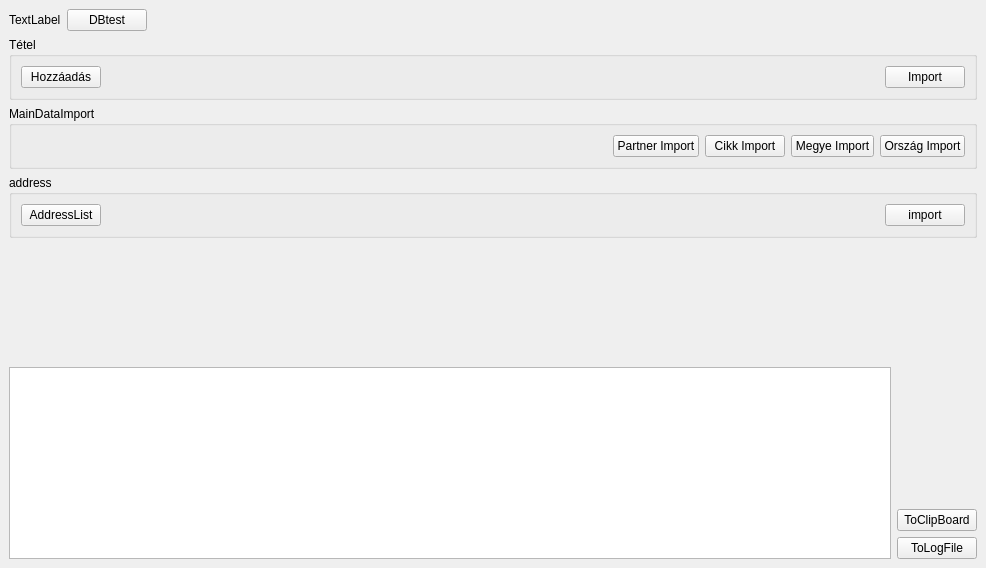
Old version of the form mvp/views/mainwindow.ui in the repository horvathzoltan/biovitality.
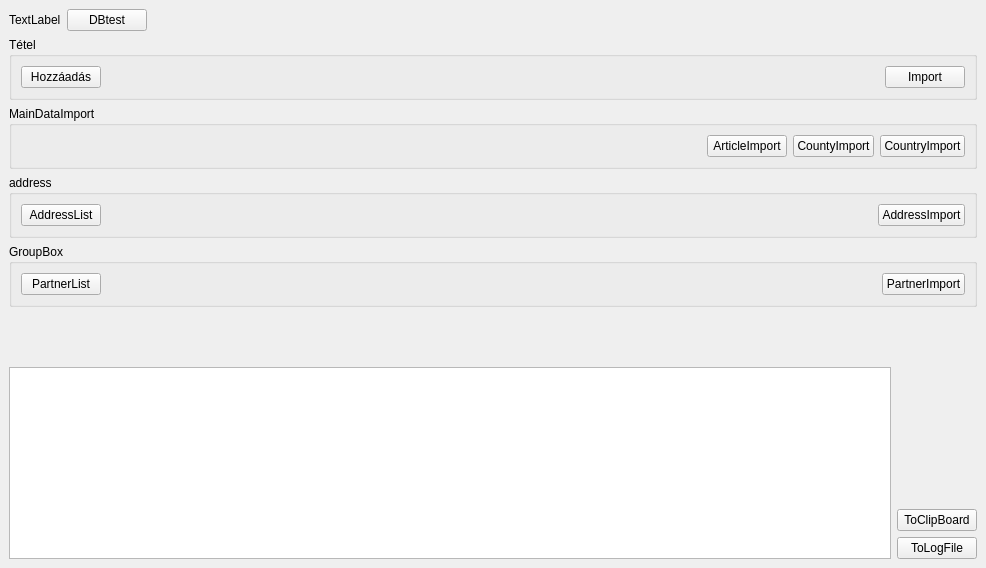
New version of the form.

Diff of the .ui file:
```diff
--- a/mvp/views/mainwindow.ui
+++ b/mvp/views/mainwindow.ui
@@ -101,31 +101,24 @@
          </property>
         </spacer>
        </item>
-       <item>
-        <widget class="QPushButton" name="pushButton_PartnerImport">
-         <property name="text">
-          <string>Partner Import</string>
-         </property>
-        </widget>
-       </item>
        <item>
         <widget class="QPushButton" name="pushButton_ArticleImport">
          <property name="text">
-          <string>Cikk Import</string>
+          <string>ArticleImport</string>
          </property>
         </widget>
        </item>
        <item>
         <widget class="QPushButton" name="pushButton_CoutntyImport">
          <property name="text">
-          <string>Megye Import</string>
+          <string>CountyImport</string>
          </property>
         </widget>
        </item>
        <item>
         <widget class="QPushButton" name="pushButton_CountryImpot">
          <property name="text">
-          <string>Ország Import</string>
+          <string>CountryImport</string>
          </property>
         </widget>
        </item>
@@ -161,7 +154,43 @@
        <item>
         <widget class="QPushButton" name="pushButton_AddressImport">
          <property name="text">
-          <string>import</string>
+          <string>AddressImport</string>
+         </property>
+        </widget>
+       </item>
+      </layout>
+     </widget>
+    </item>
+    <item>
+     <widget class="QGroupBox" name="groupBox_Partner">
+      <property name="title">
+       <string>GroupBox</string>
+      </property>
+      <layout class="QHBoxLayout" name="horizontalLayout_6">
+       <item>
+        <widget class="QPushButton" name="pushButton_PartnerList">
+         <property name="text">
+          <string>PartnerList</string>
+         </property>
+        </widget>
+       </item>
+       <item>
+        <spacer name="horizontalSpacer_5">
+         <property name="orientation">
+          <enum>Qt::Orientation::Horizontal</enum>
+         </property>
+         <property name="sizeHint" stdset="0">
+          <size>
+           <width>40</width>
+           <height>20</height>
+          </size>
+         </property>
+        </spacer>
+       </item>
+       <item>
+        <widget class="QPushButton" name="pushButton_PartnerImport">
+         <property name="text">
+          <string>PartnerImport</string>
          </property>
         </widget>
        </item>
```
